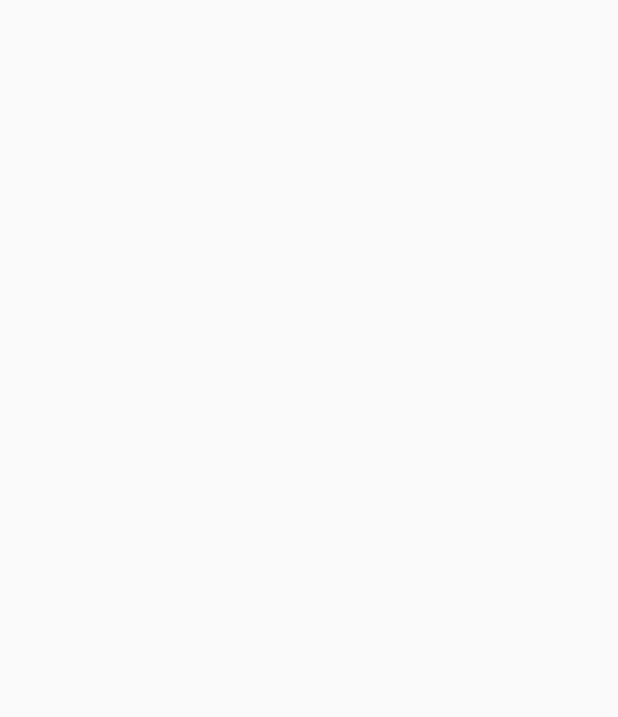
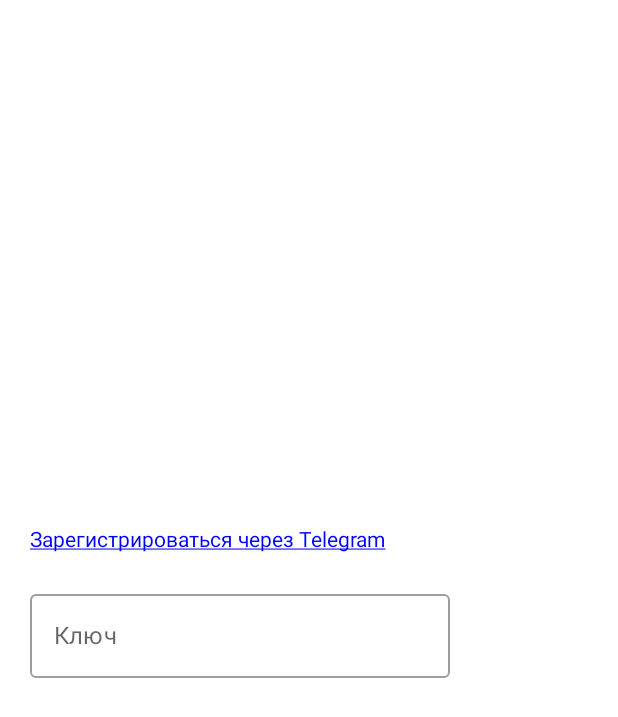
Before and after one commit to andreydem0505/HomeController, an Android app built with Jetpack Compose: the screen it shows after launch (MainActivity before the commit, LoginActivity after it), on a phone screen of 412 x 824 dp. Before the commit the part shown is empty. Shown: the top 717 px of the screen. Run offline under Robolectric (Android 15) with nearby library versions, the phone set to English and light mode, and no system bars.

Commit message:
Login Activity

```diff
--- a/app/build.gradle
+++ b/app/build.gradle
@@ -53,6 +53,8 @@ dependencies {
     implementation "androidx.compose.ui:ui-tooling-preview:$compose_version"
     implementation 'androidx.lifecycle:lifecycle-runtime-ktx:2.4.0'
     implementation 'androidx.activity:activity-compose:1.4.0'
+    implementation 'com.squareup.retrofit2:retrofit:2.9.0'
+    implementation "com.squareup.retrofit2:converter-gson:2.9.0"
     testImplementation 'junit:junit:4.13.2'
     androidTestImplementation 'androidx.test.ext:junit:1.1.3'
     androidTestImplementation 'androidx.test.espresso:espresso-core:3.4.0'
--- /dev/null
+++ b/app/src/main/java/com/dementiev_a/homecontroller/LoginActivity.kt
@@ -0,0 +1,95 @@
+package com.dementiev_a.homecontroller
+
+import android.os.Bundle
+import androidx.activity.ComponentActivity
+import androidx.activity.compose.setContent
+import androidx.compose.foundation.layout.Arrangement
+import androidx.compose.foundation.layout.Column
+import androidx.compose.foundation.layout.fillMaxSize
+import androidx.compose.foundation.layout.padding
+import androidx.compose.foundation.text.ClickableText
+import androidx.compose.material.MaterialTheme
+import androidx.compose.material.OutlinedTextField
+import androidx.compose.material.Surface
+import androidx.compose.material.Text
+import androidx.compose.runtime.Composable
+import androidx.compose.runtime.mutableStateOf
+import androidx.compose.runtime.getValue
+import androidx.compose.runtime.saveable.rememberSaveable
+import androidx.compose.runtime.setValue
+import androidx.compose.ui.Modifier
+import androidx.compose.ui.graphics.Color
+import androidx.compose.ui.platform.LocalUriHandler
+import androidx.compose.ui.text.SpanStyle
+import androidx.compose.ui.text.buildAnnotatedString
+import androidx.compose.ui.text.style.TextDecoration
+import androidx.compose.ui.text.withStyle
+import androidx.compose.ui.unit.dp
+import com.dementiev_a.homecontroller.requests.Requests
+import com.dementiev_a.homecontroller.ui.theme.HomeControllerTheme
+import kotlin.concurrent.thread
+
+class LoginActivity : ComponentActivity() {
+    override fun onCreate(savedInstanceState: Bundle?) {
+        super.onCreate(savedInstanceState)
+        setContent {
+            HomeControllerTheme {
+                Surface(
+                    modifier = Modifier.fillMaxSize(),
+                    color = MaterialTheme.colors.background
+                ) {
+                    Column(
+                        modifier = Modifier.padding(20.dp),
+                        verticalArrangement = Arrangement.Center
+                    ) {
+                        Link()
+                        KeyInput()
+                    }
+                }
+            }
+        }
+    }
+
+    @Composable
+    private fun Link() {
+        val uriHandler = LocalUriHandler.current
+        ClickableText(
+            text = buildAnnotatedString {
+                withStyle(
+                    style = SpanStyle(
+                        color = Color.Blue,
+                        textDecoration = TextDecoration.Underline
+                    )
+                ) {
+                    append("Зарегистрироваться через Telegram")
+                }
+            },
+            onClick = {
+                uriHandler.openUri("https://t.me/HomeControllerTeleBot")
+            }
+        )
+    }
+
+    @Composable
+    private fun KeyInput() {
+        var text by rememberSaveable { mutableStateOf("") }
+        OutlinedTextField(
+            value = text,
+            modifier = Modifier.padding(0.dp, 20.dp),
+            onValueChange = {
+                text = it
+                if (text.length == 20) {
+                    thread {
+                        if (Requests.verifyKey(text).body()?.result!!) {
+                            println("---------OK----------")
+                        }
+                    }
+                }},
+            label = { Text("Ключ") }
+        )
+    }
+
+    override fun onBackPressed() {
+        finishAffinity()
+    }
+}
--- a/app/src/main/java/com/dementiev_a/homecontroller/MainActivity.kt
+++ b/app/src/main/java/com/dementiev_a/homecontroller/MainActivity.kt
@@ -1,32 +1,37 @@
 package com.dementiev_a.homecontroller
 
 import android.content.Context
+import android.content.Intent
 import android.hardware.Sensor
 import android.hardware.SensorManager
 import android.os.Bundle
 import androidx.activity.ComponentActivity
 import androidx.activity.compose.setContent
+import androidx.compose.foundation.layout.Arrangement
 import androidx.compose.foundation.layout.Column
 import androidx.compose.foundation.layout.fillMaxSize
 import androidx.compose.foundation.layout.padding
+import androidx.compose.foundation.shape.RoundedCornerShape
+import androidx.compose.material.Button
+import androidx.compose.material.MaterialTheme
+import androidx.compose.material.Surface
 import androidx.compose.material.Text
 import androidx.compose.runtime.Composable
 import androidx.compose.runtime.mutableStateOf
 import androidx.compose.runtime.remember
+import androidx.compose.ui.Alignment
 import androidx.compose.ui.Modifier
 import androidx.compose.ui.graphics.Color
 import androidx.compose.ui.unit.dp
 import androidx.compose.ui.unit.sp
 import com.dementiev_a.homecontroller.sensors.SensorFactory
+import com.dementiev_a.homecontroller.shared_preferences.SharedPreferencesService
 import com.dementiev_a.homecontroller.ui.theme.HomeControllerTheme
 
 
 class MainActivity : ComponentActivity() {
     private lateinit var sensorFactory: SensorFactory
-
-    override fun onCreate(savedInstanceState: Bundle?) {
-        super.onCreate(savedInstanceState)
-        val sensorTypes = mapOf(
+    private val sensorTypes = mapOf(
         "Освещение" to Sensor.TYPE_LIGHT,
         "Гироскоп" to Sensor.TYPE_GYROSCOPE,
         "Влажность" to Sensor.TYPE_RELATIVE_HUMIDITY,
@@ -38,17 +43,15 @@ class MainActivity : ComponentActivity() {
         "Движение" to Sensor.TYPE_MOTION_DETECT,
         "Давление" to Sensor.TYPE_PRESSURE
     )
-        setContent {
+
+    override fun onCreate(savedInstanceState: Bundle?) {
+        super.onCreate(savedInstanceState)
+        val sps = SharedPreferencesService(baseContext)
+        if (sps.hasUserKey()) {
             sensorFactory = SensorFactory(getSystemService(Context.SENSOR_SERVICE) as SensorManager)
-            HomeControllerTheme {
-                Column(
-                    modifier = Modifier.fillMaxSize()
-                        .padding(20.dp)
-                ) {
-                    OutputSensorValues(sensorTypes)
-                }
-            }
-            sensorFactory.registerAll()
+            render { Settings() }
+        } else {
+            startActivity(Intent(this, LoginActivity::class.java))
         }
     }
 
@@ -57,8 +60,44 @@ class MainActivity : ComponentActivity() {
         sensorFactory.unregisterAll()
     }
 
+    private fun render(composable: @Composable () -> Unit) {
+        setContent {
+            HomeControllerTheme {
+                Surface(
+                    modifier = Modifier.fillMaxSize(),
+                    color = MaterialTheme.colors.background
+                ) {
+                    composable()
+                }
+            }
+        }
+    }
+
     @Composable
-    fun OutputSensorValues(sensorTypes: Map<String, Int>) {
+    private fun Settings() {
+        Column(
+            modifier = Modifier
+                .fillMaxSize()
+                .padding(20.dp),
+            verticalArrangement = Arrangement.Bottom,
+            horizontalAlignment = Alignment.CenterHorizontally
+        ) {
+            Button(
+                shape = RoundedCornerShape(50),
+                onClick = { render { SensorValues() } }
+            ) {
+                Text(text = "Запустить")
+            }
+        }
+    }
+
+    @Composable
+    private fun SensorValues() {
+        Column(
+            modifier = Modifier
+                .fillMaxSize()
+                .padding(20.dp)
+        ) {
             for ((name, type) in sensorTypes) {
                 val valueState = remember { mutableStateOf("") }
                 val colorState = remember { mutableStateOf(Color.Black) }
@@ -72,4 +111,6 @@ class MainActivity : ComponentActivity() {
                 }
             }
         }
+        sensorFactory.registerAll()
     }
+}
--- /dev/null
+++ b/app/src/main/java/com/dementiev_a/homecontroller/requests/VerifyRequest.kt
@@ -0,0 +1,5 @@
+package com.dementiev_a.homecontroller.requests
+
+data class VerifyRequest(
+    val key: String?
+)
--- /dev/null
+++ b/app/src/main/java/com/dementiev_a/homecontroller/requests/VerifyResponse.kt
@@ -0,0 +1,5 @@
+package com.dementiev_a.homecontroller.requests
+
+data class VerifyResponse(
+    var result: Boolean?
+)
--- /dev/null
+++ b/app/src/main/java/com/dementiev_a/homecontroller/shared_preferences/SharedPreferencesService.kt
@@ -0,0 +1,12 @@
+package com.dementiev_a.homecontroller.shared_preferences
+
+import android.content.Context
+import android.content.SharedPreferences
+
+class SharedPreferencesService(context: Context) {
+    private var sp: SharedPreferences = context.getSharedPreferences(
+        "settings", Context.MODE_PRIVATE
+    )
+
+    fun hasUserKey() = sp.getString("key", null) != null
+}
--- a/app/src/main/res/values/strings.xml
+++ b/app/src/main/res/values/strings.xml
@@ -1,3 +1,4 @@
 <resources>
     <string name="app_name">HomeController</string>
+    <string name="title_activity_login">LoginActivity</string>
 </resources>
```
Also changed, not shown: app/src/main/AndroidManifest.xml (+7 -0 lines), app/src/main/java/com/dementiev_a/homecontroller/requests/Requests.kt (added, +26 -0 lines). Lines whose indentation alone changed are shown as unchanged.
